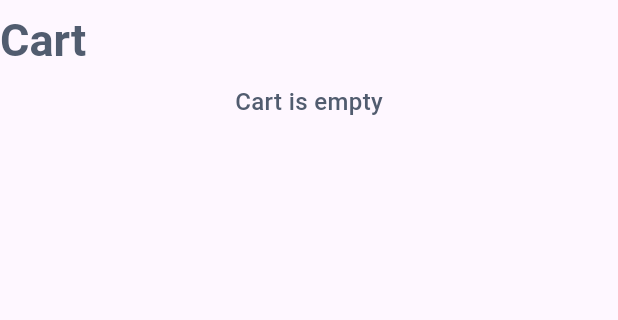
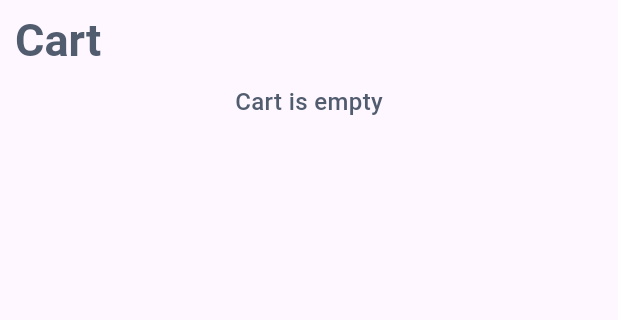
Before and after one commit to rokaia-ahmed/ecommerce, a Flutter app: the screen it shows once a user with an empty profile is signed in, item 3 of the bottom bar chosen, on a phone screen of 412 x 824 dp, the part 45-365 px from its top. Run offline on Flutter 3.47's test engine with Material 3 defaults, Android fonts, the phone set to English and light mode, and no system bars; drawn by our look-alikes of animated_bottom_navigation_bar, overlay_support; our stand-ins replace carousel_slider, cloud_firestore, firebase_auth, firebase_core, firebase_messaging, fluttertoast and 2 more; accounts and stored records are empty.

Commit message:
solve error

```diff
--- a/lib/views/cart/screens/cart_screen.dart
+++ b/lib/views/cart/screens/cart_screen.dart
@@ -26,7 +26,10 @@ class _CartScreenState extends State<CartScreen> {
         return Column(
           crossAxisAlignment: CrossAxisAlignment.start,
           children: [
-            const CustomTextHeadLine(title: 'Cart',),
+            const Padding(
+              padding: EdgeInsets.only(left: 10),
+              child: CustomTextHeadLine(title: 'Cart',),
+            ),
             const SizedBox(
               height: 10,
             ),
```
Also changed, not shown: lib/providers/cart_provider.dart (+0 -7 lines), lib/views/product_details/widgets/custom_bottom_sheet.dart (+5 -2 lines).
